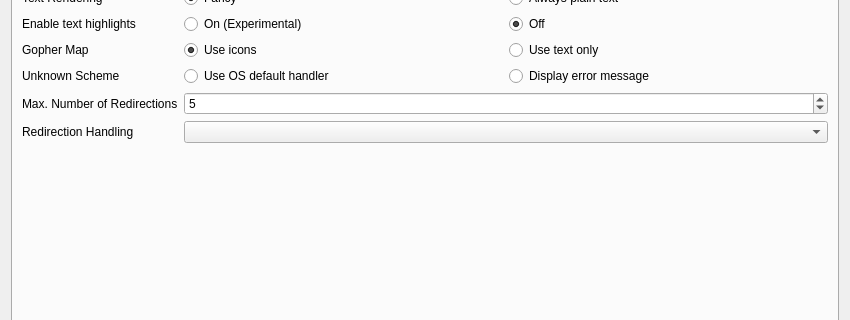
Before: the Qt Designer form src/settingsdialog.ui in ikskuh/kristall, drawn with Qt 5; both pictures show x 0 to 850 and y 140 to 460 of the 850 by 650 pixel window.
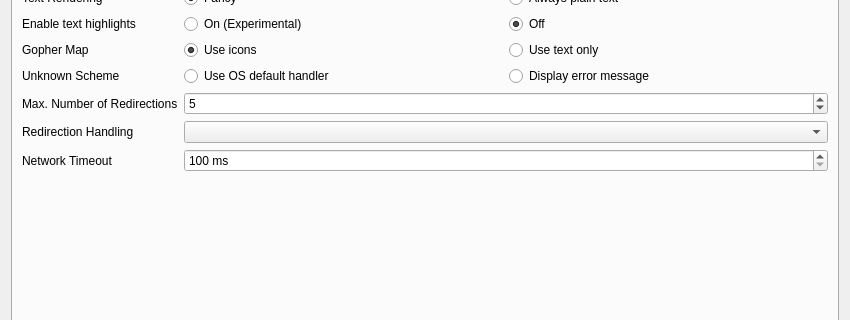
After: the same form once the commit is applied. Icons and pictures are not drawn.

Commit message: Implements Timeout UI

```diff
--- a/src/settingsdialog.ui
+++ b/src/settingsdialog.ui
@@ -265,6 +265,26 @@
        <item row="8" column="1">
         <widget class="QComboBox" name="redirection_mode"/>
        </item>
+       <item row="9" column="0">
+        <widget class="QLabel" name="label_28">
+         <property name="text">
+          <string>Network Timeout</string>
+         </property>
+        </widget>
+       </item>
+       <item row="9" column="1">
+        <widget class="QSpinBox" name="network_timeout">
+         <property name="suffix">
+          <string> ms</string>
+         </property>
+         <property name="minimum">
+          <number>100</number>
+         </property>
+         <property name="maximum">
+          <number>90000</number>
+         </property>
+        </widget>
+       </item>
       </layout>
      </widget>
      <widget class="QWidget" name="style_tab">
```
Left out of the diff: 4 changed lines with no effect on the pictures. The commit also changes 3 other files.
